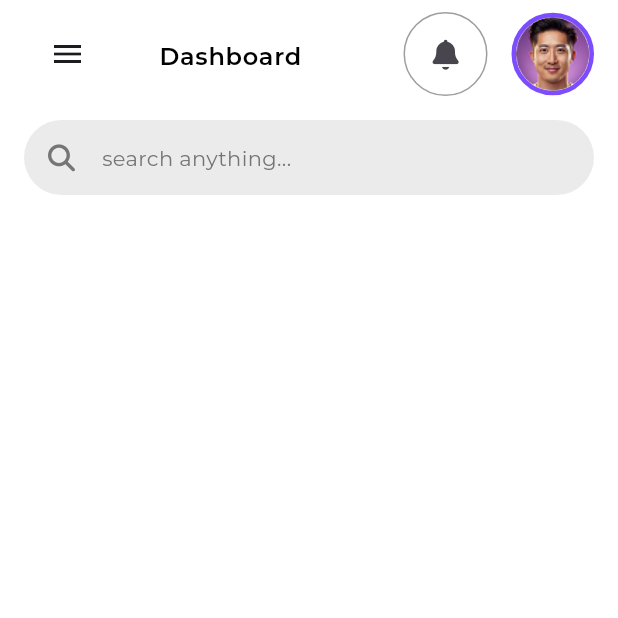
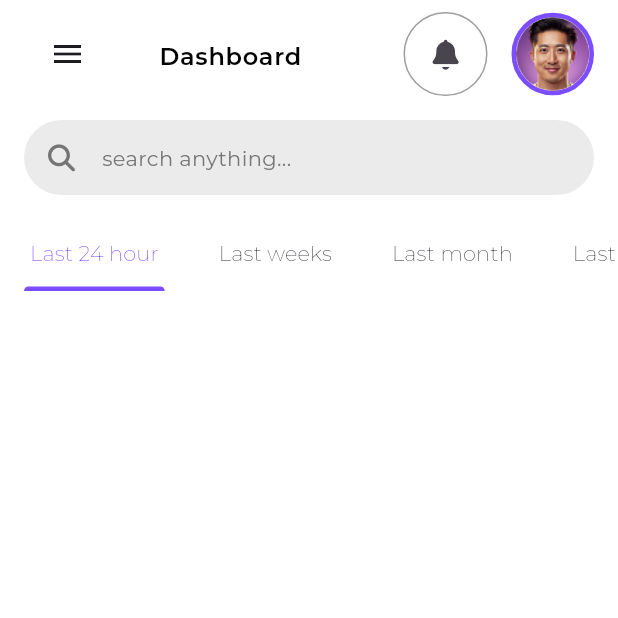
Before and after one commit to ales-dev-studio/Flutter-Responsive-Admin-Panel, a Flutter app: the screen it shows after launch, on a phone screen of 412 x 824 dp, the top half of it. Run offline on Flutter 3.47's test engine with Material 3 defaults, Android fonts, the phone set to English and light mode, and no system bars; our stand-ins replace bloc, flutter_bloc, font_awesome_flutter, google_fonts.

Commit message:
Implement the date filter section

```diff
--- a/lib/dashboard_screen.dart
+++ b/lib/dashboard_screen.dart
@@ -6,6 +6,7 @@ import 'package:flutter_responsive_admin_panel/widgets/app_bars/large_app_bar.da
 import 'package:flutter_responsive_admin_panel/widgets/app_bars/small_app_bar.dart';
 import 'package:flutter_responsive_admin_panel/widgets/app_bordered_icon_button.dart';
 import 'package:flutter_responsive_admin_panel/widgets/app_search_bar.dart';
+import 'package:flutter_responsive_admin_panel/widgets/date_filter_section.dart';
 import 'package:flutter_responsive_admin_panel/widgets/drawer_menu.dart';
 import 'package:flutter_responsive_admin_panel/widgets/user_profile_image.dart';
 import 'package:font_awesome_flutter/font_awesome_flutter.dart';
@@ -60,6 +61,7 @@ class DashboardScreen extends StatelessWidget {
                       ],
                       centerWidget: AppSearchBar(),
                     ),
+                  DateFilterSection(),
                 ],
               ),
             ),
--- /dev/null
+++ b/lib/widgets/date_filter_section.dart
@@ -0,0 +1,82 @@
+import 'package:flutter/material.dart';
+import 'package:flutter_responsive_admin_panel/theme/dimens.dart';
+import 'package:flutter_responsive_admin_panel/theme/theme.dart';
+import 'package:flutter_responsive_admin_panel/widgets/app_drop_down_button.dart';
+
+import '../theme/colors.dart';
+import '../utils/check_device_size.dart';
+
+class DateFilterSection extends StatefulWidget {
+  const DateFilterSection({super.key});
+
+  @override
+  State<DateFilterSection> createState() => _DateFilterFilterState();
+}
+
+class _DateFilterFilterState extends State<DateFilterSection>
+    with SingleTickerProviderStateMixin {
+  late TabController _tabController;
+  final ScrollController scrollController = ScrollController();
+
+  @override
+  void initState() {
+    super.initState();
+    _tabController = TabController(length: 4, vsync: this);
+  }
+
+  @override
+  void dispose() {
+    _tabController.dispose();
+    super.dispose();
+  }
+
+  @override
+  Widget build(BuildContext context) {
+    return Row(
+      mainAxisAlignment: MainAxisAlignment.spaceBetween,
+      children: [
+        Expanded(
+          child: DefaultTabController(
+            length: 5,
+            child: TabBar(
+              controller: _tabController,
+              labelColor: AppColors.primaryColor,
+              labelStyle: TextStyle(fontWeight: FontWeight.w600, fontSize: 16),
+              indicatorColor: AppColors.primaryColor,
+              dividerColor: Colors.transparent,
+              isScrollable: true,
+              padding: EdgeInsets.zero,
+              tabAlignment: TabAlignment.start,
+              tabs: [
+                _tab('Last 24 hour'),
+                _tab('Last weeks'),
+                _tab('Last month'),
+                _tab('Last year'),
+              ],
+            ),
+          ),
+        ),
+        if (!isMobileSize(context))
+          Padding(
+            padding: EdgeInsets.symmetric(horizontal: Dimens.largePadding),
+            child: AppDropDownButton(
+              title: 'Filter by date range',
+              onTap: () {},
+            ),
+          ),
+      ],
+    );
+  }
+
+  Widget _tab(final String title) => Tab(
+    child: Padding(
+      padding: EdgeInsets.symmetric(horizontal: Dimens.smallPadding),
+      child: Text(
+        title,
+        style: context.theme.appTypography.titleSmall.copyWith(
+          fontWeight: FontWeight.w200,
+        ),
+      ),
+    ),
+  );
+}
```
Also changed, not shown: lib/widgets/app_drop_down_button.dart (added, +44 -0 lines).
